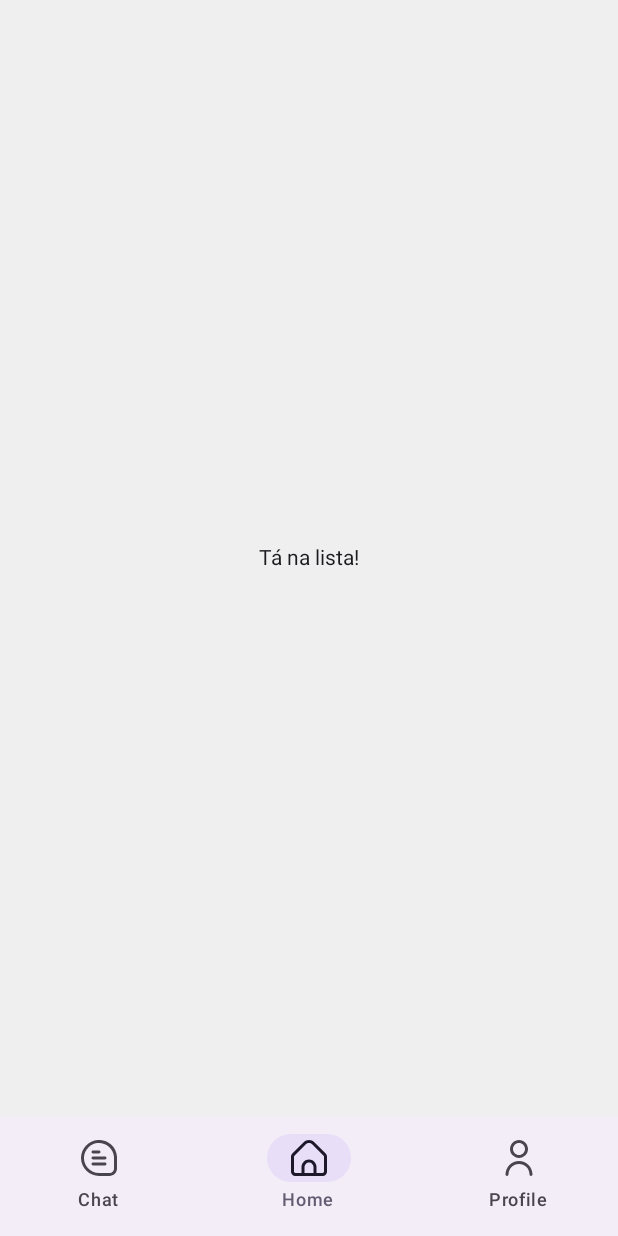
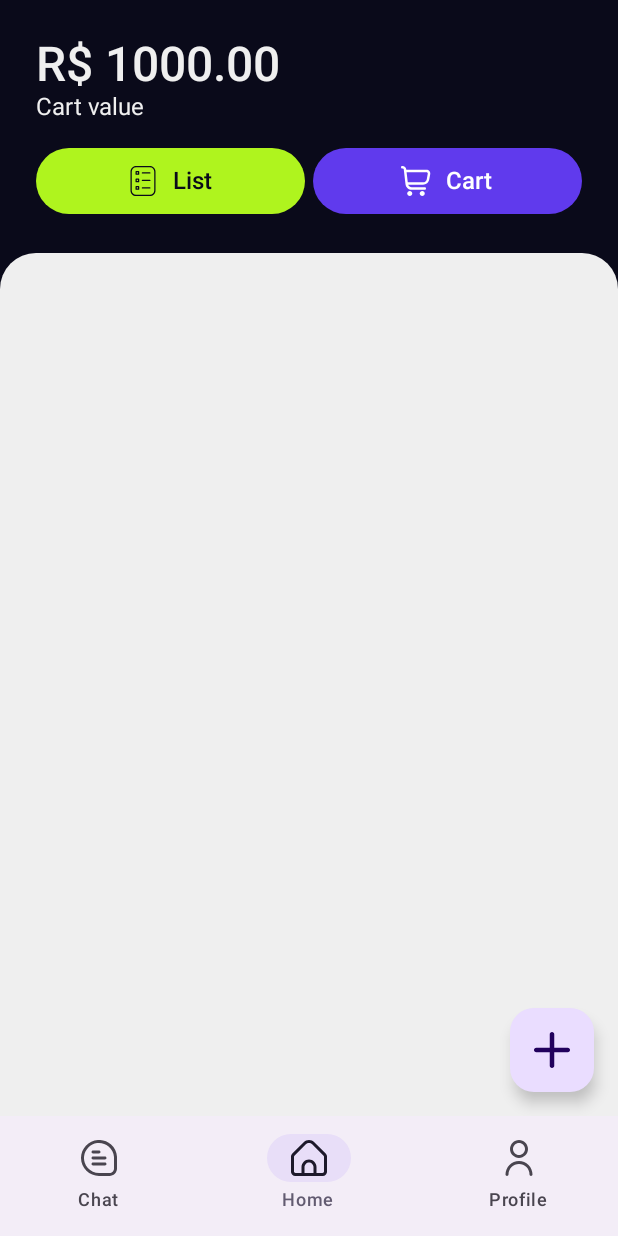
Before and after one commit to vieiralucas22/Ta-na-lista, an Android app built with Jetpack Compose: the screen it shows after launch (MainActivity), on a phone screen of 412 x 824 dp. Run offline under Robolectric (Android 15) with nearby library versions, the phone set to English and light mode, and no system bars; our stand-ins replace navigation suite.

Commit message:
Finish home header

```diff
--- a/app/src/main/java/com/example/tanalista/ui/theme/Color.kt
+++ b/app/src/main/java/com/example/tanalista/ui/theme/Color.kt
@@ -10,6 +10,8 @@ val Purple40 = Color(0xFF6650a4)
 val PurpleGrey40 = Color(0xFF625b71)
 val Pink40 = Color(0xFF7D5260)
 val BackgroundColor = Color(0xFFefefef)
-val ButtonBackground = Color(0xffff650e)
+val ButtonBackground = Color(0xff0a0a1a)
 val ButtonDeleteBackground = Color(0xfffb412e)
 val White = Color(0xffffffff)
+val Green = Color(0xffaff41e)
+val Purple = Color(0xff603aed)
--- a/app/src/main/java/com/example/tanalista/ui/views/HomeView.kt
+++ b/app/src/main/java/com/example/tanalista/ui/views/HomeView.kt
@@ -1,31 +1,146 @@
 package com.example.tanalista.ui.views
 
+import android.annotation.SuppressLint
 import androidx.compose.foundation.background
 import androidx.compose.foundation.layout.Arrangement
 import androidx.compose.foundation.layout.Column
+import androidx.compose.foundation.layout.Row
+import androidx.compose.foundation.layout.Spacer
 import androidx.compose.foundation.layout.fillMaxSize
+import androidx.compose.foundation.layout.fillMaxWidth
+import androidx.compose.foundation.layout.height
 import androidx.compose.foundation.layout.padding
+import androidx.compose.foundation.layout.size
+import androidx.compose.foundation.layout.width
+import androidx.compose.foundation.shape.RoundedCornerShape
+import androidx.compose.material3.Button
+import androidx.compose.material3.ButtonColors
+import androidx.compose.material3.ButtonDefaults
+import androidx.compose.material3.FloatingActionButton
+import androidx.compose.material3.Icon
+import androidx.compose.material3.Scaffold
 import androidx.compose.material3.Text
 import androidx.compose.runtime.Composable
-import androidx.compose.ui.Alignment
 import androidx.compose.ui.Modifier
+import androidx.compose.ui.graphics.Color
+import androidx.compose.ui.res.painterResource
+import androidx.compose.ui.text.font.FontWeight
 import androidx.compose.ui.tooling.preview.Preview
 import androidx.compose.ui.unit.dp
+import androidx.compose.ui.unit.sp
+import com.example.tanalista.R
 import com.example.tanalista.ui.theme.BackgroundColor
+import com.example.tanalista.ui.theme.ButtonBackground
+import com.example.tanalista.ui.theme.Green
+import com.example.tanalista.ui.theme.Purple
+import com.example.tanalista.ui.theme.White
+
+@SuppressLint("UnusedMaterial3ScaffoldPaddingParameter")
+@Composable
+fun CartView() {
+    Scaffold(
+        floatingActionButton = {
+            FloatingActionButton(
+                onClick = { }
+            ) {
+                Icon(
+                    painter = painterResource(R.drawable.ic_plus),
+                    contentDescription = "Adicionar"
+                )
+            }
+        }, content = {
+            Column(
+                modifier = Modifier
+                    .fillMaxSize()
+                    .background(ButtonBackground)
+            ) {
+                HeaderHome()
+                ListHome()
+            }
+        }
+    )
+}
 
 @Composable
-fun CartView() {
+fun HeaderHome() {
+    Column(modifier = Modifier.padding(24.dp)) {
+        Row(
+            modifier = Modifier
+                .fillMaxWidth(), horizontalArrangement = Arrangement.Start
+        ) {
+            Column {
+                Text(
+                    text = "R$ 1000.00",
+                    fontSize = 32.sp,
+                    fontWeight = FontWeight.SemiBold,
+                    color = BackgroundColor
+                )
+                Text(text = "Cart value", fontSize = 16.sp, color = BackgroundColor)
+            }
+
+        }
+
+        Spacer(Modifier.height(16.dp))
+
+        Row(
+            modifier = Modifier
+                .fillMaxWidth(), horizontalArrangement = Arrangement.spacedBy(5.dp)
+        ) {
+            HeaderSubPageButton(
+                text = "List",
+                modifier = Modifier.weight(1f),
+                buttonColors = ButtonDefaults.buttonColors(containerColor = Green),
+                textColor = ButtonBackground,
+                iconResourceId = R.drawable.ic_list,
+                iconTint = ButtonBackground
+            )
+            HeaderSubPageButton(
+                text = "Cart",
+                modifier = Modifier.weight(1f),
+                buttonColors = ButtonDefaults.buttonColors(containerColor = Purple),
+                iconResourceId = R.drawable.ic_cart
+            )
+        }
+
+    }
+}
+
+@Composable
+fun ListHome() {
     Column(
         modifier = Modifier
             .fillMaxSize()
-            .background(BackgroundColor)
-            .padding(20.dp),
-        horizontalAlignment = Alignment.CenterHorizontally,
-        verticalArrangement = Arrangement.Center,
-    ) {
-        Text(text = "Tá na lista!")
+            .background(
+                color = BackgroundColor,
+                shape = RoundedCornerShape(24.dp, 24.dp, 0.dp, 0.dp)
+            )
+            .padding(24.dp)
+    ) { }
+}
+
+@Composable
+fun HeaderSubPageButton(
+    text: String,
+    modifier: Modifier,
+    buttonColors: ButtonColors,
+    textColor: Color = White,
+    iconResourceId: Int,
+    iconTint: Color = White
+) {
+    Button(modifier = modifier, colors = buttonColors, onClick = {}) {
+        Row (modifier = Modifier.padding(0.dp, 4.dp)){
+            Icon(
+                modifier = Modifier.size(20.dp),
+                painter = painterResource(iconResourceId),
+                contentDescription = "Icon",
+                tint = iconTint
+            )
+            Spacer(Modifier.width(10.dp))
+            Text(text = text, color = textColor, fontSize = 16.sp)
+        }
     }
 }
+
 
 @Preview
 @Composable
--- /dev/null
+++ b/app/src/main/res/drawable/ic_cart.xml
@@ -0,0 +1,15 @@
+<vector xmlns:android="http://schemas.android.com/apk/res/android"
+    android:width="24dp"
+    android:height="24dp"
+    android:viewportWidth="24"
+    android:viewportHeight="24">
+  <path
+      android:fillColor="#FF000000"
+      android:pathData="M22.713,4.077A2.993,2.993 0,0 0,20.41 3H4.242L4.2,2.649A3,3 0,0 0,1.222 0H1A1,1 0,0 0,1 2h0.222a1,1 0,0 1,0.993 0.883l1.376,11.7A5,5 0,0 0,8.557 19H19a1,1 0,0 0,0 -2H8.557a3,3 0,0 1,-2.82 -2h11.92a5,5 0,0 0,4.921 -4.113l0.785,-4.354A2.994,2.994 0,0 0,22.713 4.077ZM21.4,6.178l-0.786,4.354A3,3 0,0 1,17.657 13H5.419L4.478,5H20.41A1,1 0,0 1,21.4 6.178Z"/>
+  <path
+      android:fillColor="#FF000000"
+      android:pathData="M7,22m-2,0a2,2 0,1 1,4 0a2,2 0,1 1,-4 0"/>
+  <path
+      android:fillColor="#FF000000"
+      android:pathData="M17,22m-2,0a2,2 0,1 1,4 0a2,2 0,1 1,-4 0"/>
+</vector>
--- /dev/null
+++ b/app/src/main/res/drawable/ic_list.xml
@@ -0,0 +1,5 @@
+<vector xmlns:android="http://schemas.android.com/apk/res/android" android:height="24dp" android:viewportHeight="24" android:viewportWidth="24" android:width="24dp">
+
+    <path android:fillColor="#FF000000" android:pathData="M17.5,24L6.5,24c-2.481,0 -4.5,-2.019 -4.5,-4.5L2,4.5C2,2.019 4.019,0 6.5,0h11c2.481,0 4.5,2.019 4.5,4.5v15c0,2.481 -2.019,4.5 -4.5,4.5ZM6.5,1c-1.93,0 -3.5,1.57 -3.5,3.5v15c0,1.93 1.57,3.5 3.5,3.5h11c1.93,0 3.5,-1.57 3.5,-3.5L21,4.5c0,-1.93 -1.57,-3.5 -3.5,-3.5L6.5,1ZM18,5.5c0,-0.276 -0.224,-0.5 -0.5,-0.5h-6c-0.276,0 -0.5,0.224 -0.5,0.5s0.224,0.5 0.5,0.5h6c0.276,0 0.5,-0.224 0.5,-0.5ZM18,11.5c0,-0.276 -0.224,-0.5 -0.5,-0.5h-6c-0.276,0 -0.5,0.224 -0.5,0.5s0.224,0.5 0.5,0.5h6c0.276,0 0.5,-0.224 0.5,-0.5ZM18,17.5c0,-0.276 -0.224,-0.5 -0.5,-0.5h-6c-0.276,0 -0.5,0.224 -0.5,0.5s0.224,0.5 0.5,0.5h6c0.276,0 0.5,-0.224 0.5,-0.5ZM8.5,7h-2c-0.276,0 -0.5,-0.224 -0.5,-0.5v-2c0,-0.276 0.224,-0.5 0.5,-0.5h2c0.276,0 0.5,0.224 0.5,0.5v2c0,0.276 -0.224,0.5 -0.5,0.5ZM7,6h1v-1h-1v1ZM8.5,13h-2c-0.276,0 -0.5,-0.224 -0.5,-0.5v-2c0,-0.276 0.224,-0.5 0.5,-0.5h2c0.276,0 0.5,0.224 0.5,0.5v2c0,0.276 -0.224,0.5 -0.5,0.5ZM7,12h1v-1h-1v1ZM8.5,19h-2c-0.276,0 -0.5,-0.224 -0.5,-0.5v-2c0,-0.276 0.224,-0.5 0.5,-0.5h2c0.276,0 0.5,0.224 0.5,0.5v2c0,0.276 -0.224,0.5 -0.5,0.5ZM7,18h1v-1h-1v1Z"/>
+
+</vector>
--- /dev/null
+++ b/app/src/main/res/drawable/ic_plus.xml
@@ -0,0 +1,5 @@
+<vector xmlns:android="http://schemas.android.com/apk/res/android" android:height="24dp" android:viewportHeight="512" android:viewportWidth="512" android:width="24dp">
+
+    <path android:fillColor="#FF000000" android:pathData="M480,224H288V32c0,-17.67 -14.33,-32 -32,-32s-32,14.33 -32,32v192H32c-17.67,0 -32,14.33 -32,32s14.33,32 32,32h192v192c0,17.67 14.33,32 32,32s32,-14.33 32,-32V288h192c17.67,0 32,-14.33 32,-32S497.67,224 480,224z"/>
+
+</vector>
```
Also changed, not shown: app/src/main/java/com/example/tanalista/MainActivity.kt (+5 -13 lines).
